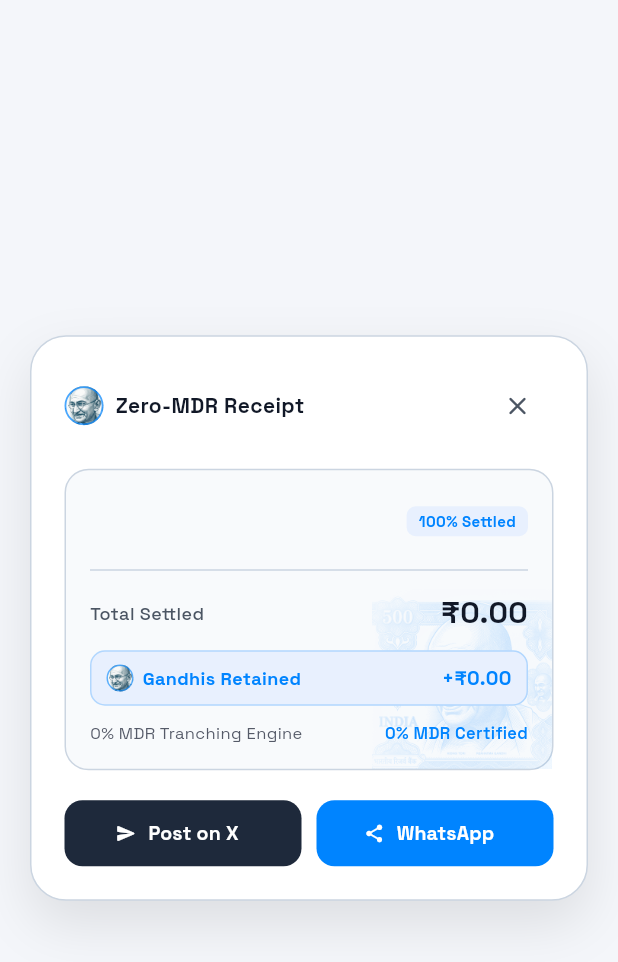
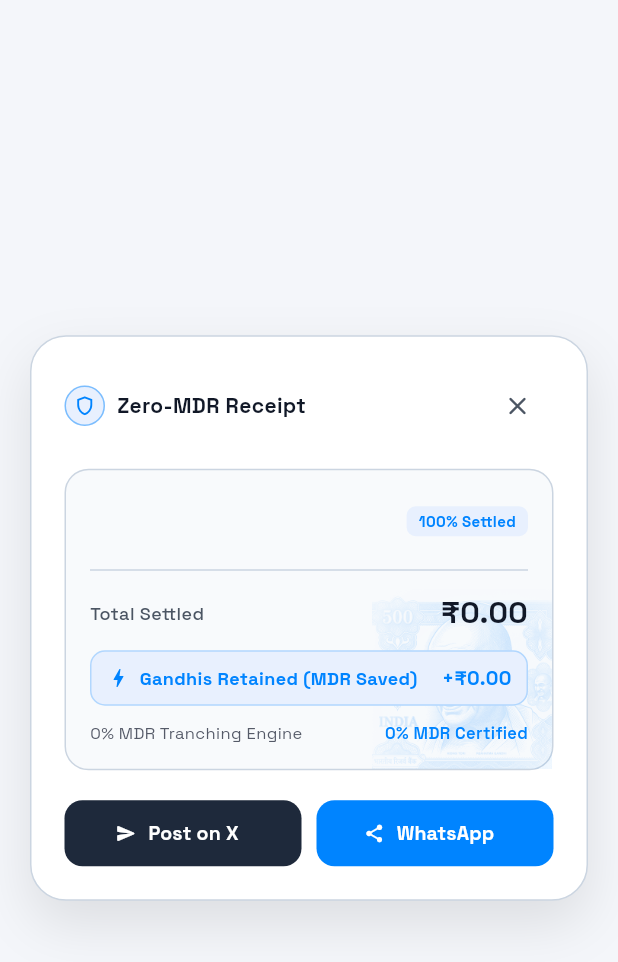
Before and after one commit to TechnoAman/SplitPe, a Flutter app: the CloutShareModal widget shown alone on an empty page, opened directly with empty values, on a phone screen of 412 x 824 dp. Shown: the top 962 px of the screen. Run offline on Flutter 3.47's test engine with Material 3 defaults, Android fonts, the phone set to English and light mode, and no system bars; our stand-ins replace confetti, google_fonts, qr_flutter, share_plus; missing offline and left inert: mobile_scanner, neopop.

Commit message:
feat: use Gandhi artwork exclusively as subtle background security watermark with clean vector foreground icons

```diff
--- a/lib/widgets/clout_share_modal.dart
+++ b/lib/widgets/clout_share_modal.dart
@@ -61,18 +61,19 @@ class CloutShareModal extends StatelessWidget {
                 Row(
                   children: [
                     Container(
-                      width: 26,
-                      height: 26,
+                      padding: const EdgeInsets.all(5),
                       decoration: BoxDecoration(
+                        color: isDark ? AppColors.blueSurface : const Color(0xFFE8F0FE),
                         shape: BoxShape.circle,
                         border: Border.all(
-                          color: AppColors.primaryBlue.withAlpha(180),
-                          width: 1.2,
+                          color: AppColors.primaryBlue.withAlpha(120),
+                          width: 1.0,
                         ),
-                        image: const DecorationImage(
-                          image: AssetImage('assets/images/gandhi_avatar.png'),
-                          fit: BoxFit.cover,
-                        ),
+                      ),
+                      child: const Icon(
+                        Icons.shield_outlined,
+                        size: 15,
+                        color: AppColors.primaryBlue,
                       ),
                     ),
                     const SizedBox(width: 8),
@@ -207,7 +208,7 @@ class CloutShareModal extends StatelessWidget {
 
                         const SizedBox(height: 10),
 
-                        // MDR Saved Highlight with Gandhi Badge
+                        // MDR Saved Highlight
                         Container(
                           padding: const EdgeInsets.symmetric(horizontal: 10, vertical: 8),
                           decoration: BoxDecoration(
@@ -218,26 +219,12 @@ class CloutShareModal extends StatelessWidget {
                           child: Row(
                             mainAxisAlignment: MainAxisAlignment.spaceBetween,
                             children: [
-                              Row(
+                              const Row(
                                 children: [
-                                  Container(
-                                    width: 18,
-                                    height: 18,
-                                    decoration: BoxDecoration(
-                                      shape: BoxShape.circle,
-                                      border: Border.all(
-                                        color: AppColors.primaryBlue.withAlpha(160),
-                                        width: 1.0,
-                                      ),
-                                      image: const DecorationImage(
-                                        image: AssetImage('assets/images/gandhi_avatar.png'),
-                                        fit: BoxFit.cover,
-                                      ),
-                                    ),
-                                  ),
-                                  const SizedBox(width: 6),
-                                  const Text(
-                                    'Gandhis Retained',
+                                  Icon(Icons.bolt, color: AppColors.primaryBlue, size: 16),
+                                  SizedBox(width: 6),
+                                  Text(
+                                    'Gandhis Retained (MDR Saved)',
                                     style: TextStyle(fontSize: 12, fontWeight: FontWeight.w700, color: AppColors.primaryBlue),
                                   ),
                                 ],
```
Also changed, not shown: lib/views/pos_checkout_view.dart (+8 -6 lines), lib/widgets/split_checkout_modal.dart (+43 -17 lines).
